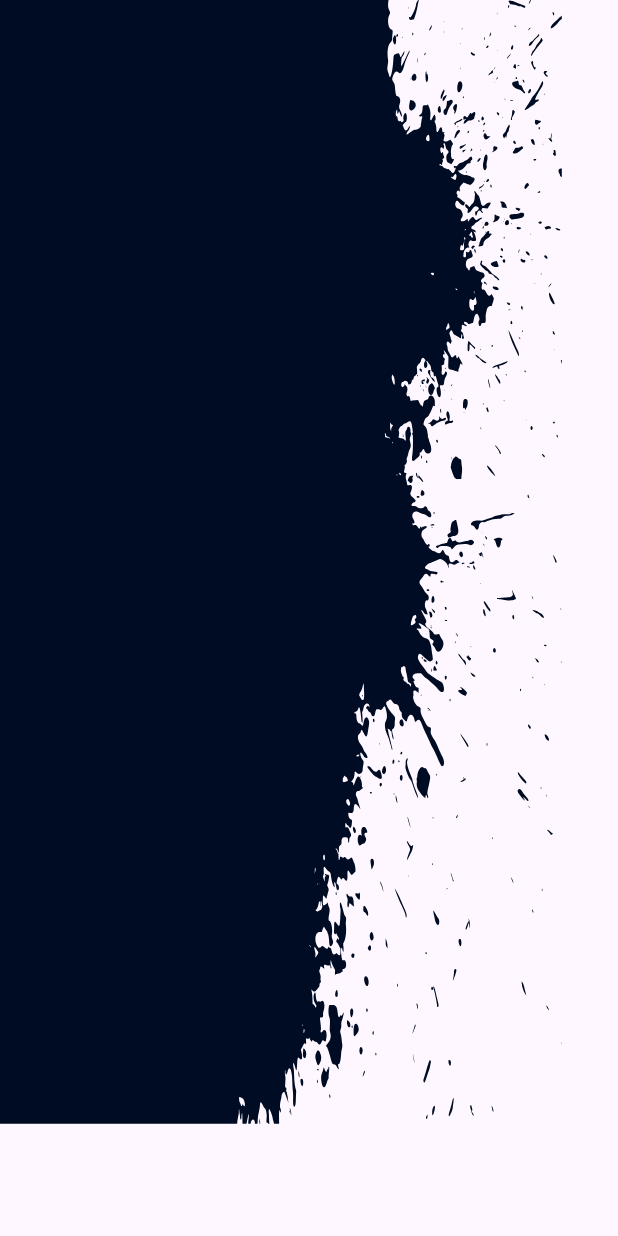
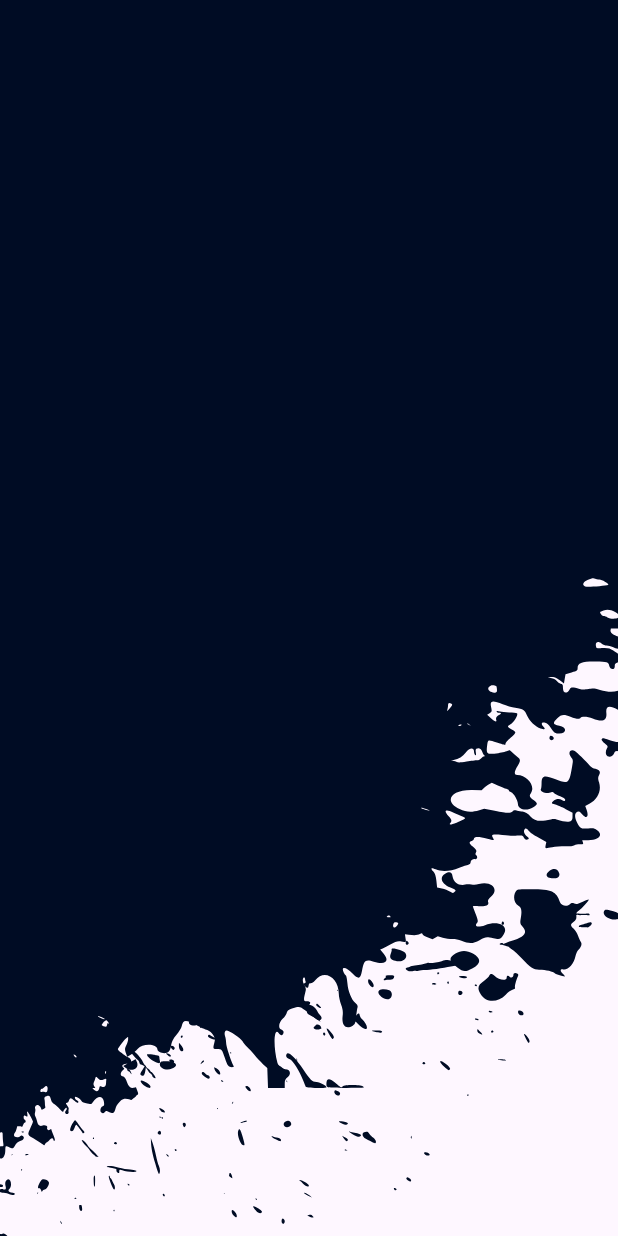
Before and after one commit to harsh11pujara/portfolio, a Flutter app: the screen it shows after launch, on a phone screen of 412 x 824 dp. Run offline on Flutter 3.47's test engine with Material 3 defaults, Android fonts, the phone set to English and light mode, and no system bars; our stand-ins replace flutter_svg.

Commit message:
made changes in background image

```diff
--- a/lib/pages/skill_page.dart
+++ b/lib/pages/about_me_page.dart
@@ -1,9 +1,8 @@
 import 'package:flutter/material.dart';
-import 'package:flutter_svg/flutter_svg.dart';
 import 'package:my_portfolio/utils/check_device.dart';
 
-class SkillsPage extends StatelessWidget {
-  const SkillsPage({Key? key}) : super(key: key);
+class AboutMePage extends StatelessWidget {
+  const AboutMePage({Key? key}) : super(key: key);
 
   @override
   Widget build(BuildContext context) {
@@ -12,7 +11,7 @@ class SkillsPage extends StatelessWidget {
       // decoration: BoxDecoration(),
       child: Stack(
         children: [
-          Positioned(top: -440,child: SizedBox(child: SvgPicture.asset('assets/images/about_me_bg.svg',fit: BoxFit.scaleDown, width: deviceWidth(context)/1.25, alignment: Alignment.centerLeft,))),
+          // Positioned(top: 0,child: SizedBox(child: SvgPicture.asset('assets/images/home_about_bg.svg',fit: BoxFit.scaleDown, width: deviceWidth(context)/1.1, alignment: Alignment.centerLeft,))),
           // Column(children: [
           //   CustomAppbar(),
           // ],)
--- a/lib/pages/home.dart
+++ b/lib/pages/home.dart
@@ -1,6 +1,7 @@
 import 'package:flutter/material.dart';
+import 'package:flutter_svg/svg.dart';
 import 'package:my_portfolio/pages/landing_page.dart';
-import 'package:my_portfolio/pages/skill_page.dart';
+import 'package:my_portfolio/pages/about_me_page.dart';
 import 'package:my_portfolio/utils/check_device.dart';
 
 class Home extends StatefulWidget {
@@ -14,15 +15,29 @@ class _HomeState extends State<Home> {
   @override
   Widget build(BuildContext context) {
     return Scaffold(
-      body: SingleChildScrollView(child: Column(
+      body: SingleChildScrollView(
+          child: Column(
         children: [
-          /// LANDING PAGE
-          Container(height: deviceHeight(context)/1.1, child: LandingPage(),),
-          /// Skills Stack
-          Container(height: deviceHeight(context)/1.2, child: SkillsPage()),
+          SizedBox(
+            width: deviceWidth(context),
+            height: 1500,
+            child: Stack(
+              children: [
+                landingBackground(),
+                const Column(
+                  children: [
+                    /// LANDING PAGE
+                    LandingPage(),
+                    /// About Me
+                    AboutMePage(),
+                  ],
+                ),
+              ],
+            ),
+          ),
           /// Work Projects
           Container(height: 500, color: Colors.blue[500],),
-          /// About Me
+          /// Skills Stack
           Container(height: 500, color: Colors.blue[300],),
           /// Contact me
           Container(height: 500, color: Colors.blue[100],)
@@ -30,4 +45,13 @@ class _HomeState extends State<Home> {
       )),
     );
   }
+
+  Widget landingBackground() {
+    return SvgPicture.asset(
+      'assets/images/home_about_bg.svg',
+      fit: BoxFit.cover,
+      // width: deviceWidth(context) / 1.1,
+      // alignment: Alignment.centerLeft,
+    );
+  }
 }
--- a/lib/pages/landing_page.dart
+++ b/lib/pages/landing_page.dart
@@ -1,5 +1,4 @@
 import 'package:flutter/material.dart';
-import 'package:flutter_svg/flutter_svg.dart';
 import 'package:my_portfolio/utils/check_device.dart';
 import 'package:my_portfolio/widgets/appbar.dart';
 
@@ -8,19 +7,14 @@ class LandingPage extends StatelessWidget {
 
   @override
   Widget build(BuildContext context) {
-    return Scaffold(
-      body: Container(
-        width: deviceWidth(context),
-        // decoration: BoxDecoration(),
-        child: Stack(
-          children: [
-            SvgPicture.asset('assets/images/landing_bg.svg',fit: BoxFit.fill, width: deviceWidth(context)/1.1  , height: double.infinity, alignment: Alignment.centerLeft),
-            Column(children: [
-              CustomAppbar(),
-            ],)
-          ],
-        ),
-      ),
+    return Container(
+      // height: 500,
+      color: Colors.transparent,
+      width: deviceWidth(context),
+      // decoration: BoxDecoration(),
+      child: Column(children: [
+        CustomAppbar(),
+      ],),
     );
   }
 }
```
Also changed, not shown: assets/images/home_about_bg.svg (added).
